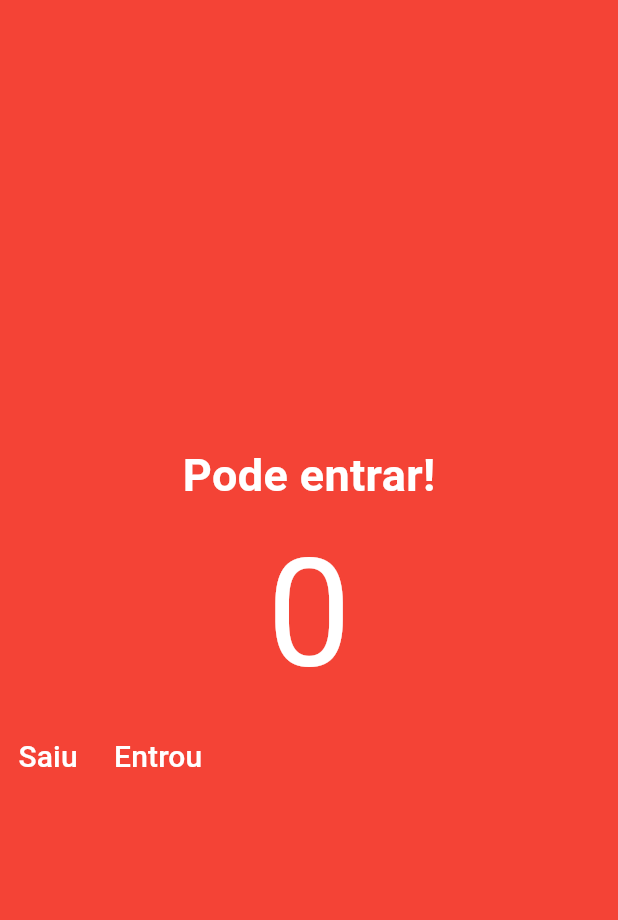
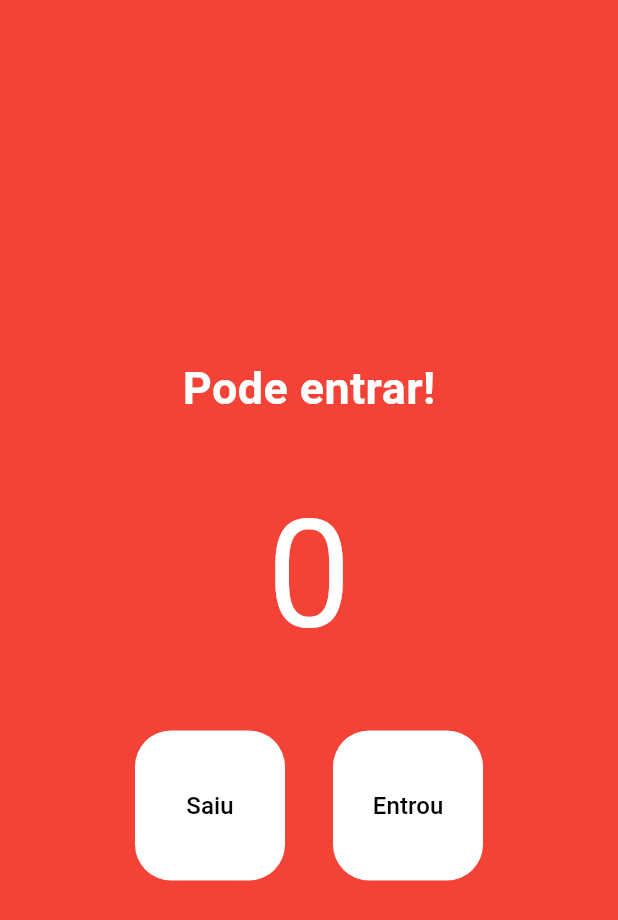
Before and after one commit to JoseJacsanCode/appContador, a Flutter app: the screen it shows after launch, after a tap on "Saiu", on a phone screen of 412 x 824 dp. Shown: the top 920 px of the screen. Run offline on Flutter 3.47's test engine with Material 3 defaults, Android fonts, the phone set to English and light mode, and no system bars.

Commit message:
Estilizando botões

```diff
--- a/lib/main.dart
+++ b/lib/main.dart
@@ -16,44 +16,67 @@ class MyApp extends StatelessWidget {
 class HomePage extends StatelessWidget {
   const HomePage({super.key});
 
-  void decrement() {
-    print('decrement');
+  void increment() {
+    print('Increment');
   }
 
-  void increment() {
-    print('increment');
+  void decrement() {
+    print('Decrement');
   }
 
   @override
-  Widget build(BuildContext build) {
+  Widget build(BuildContext context) {
     return Scaffold(
       backgroundColor: Colors.red,
       body: Column(
         mainAxisAlignment: MainAxisAlignment.center,
         children: [
-          const Text(
+          Text(
             'Pode entrar!',
             style: TextStyle(
               color: Colors.white,
               fontSize: 30,
-              fontWeight: FontWeight.w700,
+              fontWeight: FontWeight.w600,
             ),
           ),
-          const Text('0', style: TextStyle(color: Colors.white, fontSize: 100)),
+          Padding(
+            padding: EdgeInsets.all(32),
+            child: Text('0',
+            style: TextStyle(color: Colors.white, fontSize: 100)
+            ),
+          ),
           Row(
+            mainAxisAlignment: MainAxisAlignment.center,
             children: [
               TextButton(
-                onPressed: decrement,
-                child: Text(
+                onPressed: increment,
+                style: TextButton.styleFrom(
+                  backgroundColor: Colors.white,
+                  fixedSize: Size(100, 100),
+                  foregroundColor: Colors.black,
+                  shape: RoundedRectangleBorder(
+                    borderRadius: BorderRadius.circular(24)
+                  )
+                ),
+                child: const Text(
                   'Saiu',
-                  style: TextStyle(color: Colors.white, fontSize: 20),
+                  style: TextStyle(color: Colors.black, fontSize: 16),
                 ),
               ),
+              const SizedBox(width: 32,),
               TextButton(
-                onPressed: increment,
-                child: Text(
+                onPressed: decrement,
+                style: TextButton.styleFrom(
+                  backgroundColor: Colors.white,
+                  fixedSize: Size(100, 100),
+                  foregroundColor: Colors.black,
+                  shape: RoundedRectangleBorder(
+                    borderRadius: BorderRadius.circular(24)
+                  )
+                ),
+                child: const Text(
                   'Entrou',
-                  style: TextStyle(color: Colors.white, fontSize: 20),
+                  style: TextStyle(color: Colors.black, fontSize: 16),
                 ),
               ),
             ],
```
